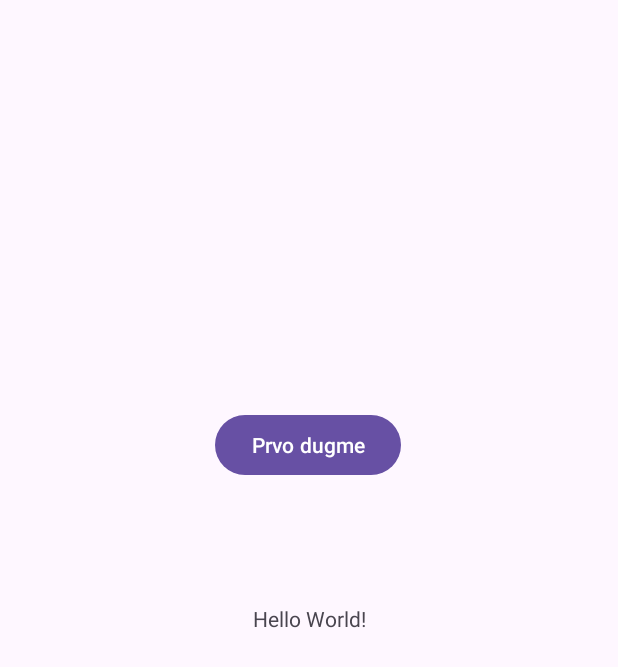
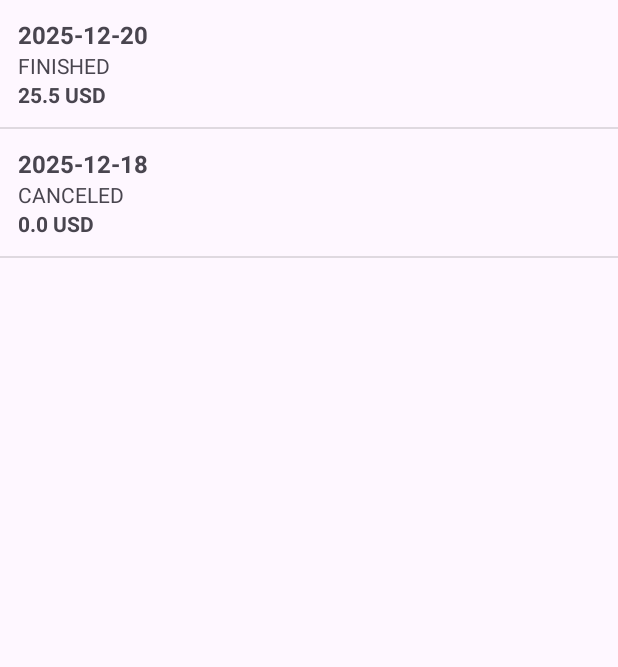
Before and after one commit to kzi-nastava/mrs-team2-TODO-Smisliti-ime, an Android app: the screen it shows after launch (MainActivity), on a phone screen of 412 x 824 dp. Shown: the top 667 px of the screen. Run offline under Robolectric (Android 15) with nearby library versions, the phone set to English and light mode, and no system bars.

Commit message:
Show some data in ListView

```diff
--- a/mobileApp/app/src/main/java/com/example/getgo/MainActivity.java
+++ b/mobileApp/app/src/main/java/com/example/getgo/MainActivity.java
@@ -8,6 +8,8 @@ import androidx.core.graphics.Insets;
 import androidx.core.view.ViewCompat;
 import androidx.core.view.WindowInsetsCompat;
 
+import com.example.getgo.fragments.RideHistoryFragment;
+
 public class MainActivity extends AppCompatActivity {
 
     @Override
@@ -15,10 +17,15 @@ public class MainActivity extends AppCompatActivity {
         super.onCreate(savedInstanceState);
         EdgeToEdge.enable(this);
         setContentView(R.layout.activity_main);
-        ViewCompat.setOnApplyWindowInsetsListener(findViewById(R.id.main), (v, insets) -> {
-            Insets systemBars = insets.getInsets(WindowInsetsCompat.Type.systemBars());
-            v.setPadding(systemBars.left, systemBars.top, systemBars.right, systemBars.bottom);
-            return insets;
-        });
+//        ViewCompat.setOnApplyWindowInsetsListener(findViewById(R.id.main), (v, insets) -> {
+//            Insets systemBars = insets.getInsets(WindowInsetsCompat.Type.systemBars());
+//            v.setPadding(systemBars.left, systemBars.top, systemBars.right, systemBars.bottom);
+//            return insets;
+//        });
+
+        getSupportFragmentManager().beginTransaction()
+                .replace(R.id.fragmentContainer, new RideHistoryFragment())
+                .commit();
+
     }
 }
--- /dev/null
+++ b/mobileApp/app/src/main/java/com/example/getgo/adapters/RideHistoryAdapter.java
@@ -0,0 +1,69 @@
+package com.example.getgo.adapters;
+
+import android.content.Context;
+import android.view.LayoutInflater;
+import android.view.View;
+import android.view.ViewGroup;
+import android.widget.ArrayAdapter;
+import android.widget.LinearLayout;
+import android.widget.TextView;
+
+
+import androidx.annotation.NonNull;
+import androidx.annotation.Nullable;
+
+import java.util.ArrayList;
+
+import com.example.getgo.R;
+import com.example.getgo.model.Ride;
+
+public class RideHistoryAdapter extends ArrayAdapter<Ride> {
+
+    private ArrayList<Ride> aRides;
+
+    public RideHistoryAdapter(Context context, ArrayList<Ride> rides) {
+        super(context, R.layout.ride_card, rides);
+        this.aRides = rides;
+    }
+
+    @Override
+    public int getCount() {
+        return aRides.size();
+    }
+
+    @Nullable
+    @Override
+    public Ride getItem(int position) {
+        return aRides.get(position);
+    }
+
+    @Override
+    public long getItemId(int position) {
+        return position;
+    }
+
+    @NonNull
+    @Override
+    public View getView(int position, @Nullable View convertView, @NonNull ViewGroup parent) {
+        Ride ride = getItem(position);
+        if (convertView == null) {
+            convertView = LayoutInflater.from(getContext()).inflate(R.layout.ride_card, parent, false);
+        }
+
+
+        TextView rideDate = convertView.findViewById(R.id.tvDate);
+        TextView ridePrice = convertView.findViewById(R.id.tvPrice);
+        TextView rideStatus = convertView.findViewById(R.id.tvStatus);
+
+
+        if (ride != null){
+            ridePrice.setText(ride.getPrice() + " USD");
+            rideDate.setText(ride.getStartDate());
+            rideStatus.setText(ride.getStatus());
+
+        }
+        return convertView;
+    }
+
+
+}
--- /dev/null
+++ b/mobileApp/app/src/main/java/com/example/getgo/fragments/RideHistoryFragment.java
@@ -0,0 +1,98 @@
+package com.example.getgo.fragments;
+
+import android.os.Bundle;
+
+import androidx.fragment.app.Fragment;
+
+import android.view.LayoutInflater;
+import android.view.View;
+import android.view.ViewGroup;
+import android.widget.ListView;
+
+import com.example.getgo.R;
+
+import java.util.ArrayList;
+import java.util.Arrays;
+import java.util.List;
+import com.example.getgo.adapters.RideHistoryAdapter;
+import com.example.getgo.model.Ride;
+
+
+
+public class RideHistoryFragment extends Fragment {
+
+    private ListView rideHistoryLV;
+    private RideHistoryAdapter adapter;
+    private ArrayList<Ride> historyList;
+
+    public RideHistoryFragment() {
+        // Required empty public constructor
+    }
+
+
+    // TODO: Rename and change types and number of parameters
+    public static RideHistoryFragment newInstance(String param1, String param2) {
+        RideHistoryFragment fragment = new RideHistoryFragment();
+//        Bundle args = new Bundle();
+//        args.putString(ARG_PARAM1, param1);
+//        args.putString(ARG_PARAM2, param2);
+//        fragment.setArguments(args);
+        return fragment;
+    }
+
+    @Override
+    public void onCreate(Bundle savedInstanceState) {
+        super.onCreate(savedInstanceState);
+//        if (getArguments() != null) {
+//            mParam1 = getArguments().getString(ARG_PARAM1);
+//            mParam2 = getArguments().getString(ARG_PARAM2);
+//        }
+    }
+
+    @Override
+    public View onCreateView(LayoutInflater inflater, ViewGroup container,
+                             Bundle savedInstanceState) {
+        // Inflate the layout for this fragment
+
+        View view = inflater.inflate(R.layout.fragment_ride_history, container, false);
+
+        rideHistoryLV = view.findViewById(R.id.rideHistoryListView);
+        historyList = new ArrayList<>();
+
+        historyList.add(new Ride(
+                1,
+                "2025-12-20",
+                "14:30",
+                "15:10",
+                "Belgrade",
+                "Novi Sad",
+                25.5,
+                101,
+                false,
+                null,
+                "FINISHED",
+                Arrays.asList("Marko", "Nikola")
+        ));
+
+        historyList.add(new Ride(
+                2,
+                "2025-12-18",
+                "09:00",
+                null,
+                "Novi Sad",
+                "Subotica",
+                0,
+                102,
+                false,
+                "PASSENGER",
+                "CANCELED",
+                Arrays.asList("Ana")
+        ));
+
+        adapter = new RideHistoryAdapter(requireContext(), historyList);
+        rideHistoryLV.setAdapter(adapter);
+        return view;
+
+//        return inflater.inflate(R.layout.fragment_ride_history, container, false);
+    }
+}
--- /dev/null
+++ b/mobileApp/app/src/main/java/com/example/getgo/model/Ride.java
@@ -0,0 +1,48 @@
+package com.example.getgo.model;
+
+import java.util.List;
+public class Ride {
+    private int id;
+    private String startDate;
+    private String startTime;
+    private String endTime; // it can be null
+    private String startLocation;
+    private String endLocation;
+    private double price;
+    private int rideId;
+    private boolean panicActivated;
+    private String canceledBy; // DRIVER | PASSENGER | ADMIN
+    private String status;     // CREATED | IN_PROGRESS | FINISHED | CANCELED
+    private List<String> passengers;
+
+    public Ride(int id, String startDate, String startTime, String endTime,
+                String startLocation, String endLocation, double price,
+                int rideId, boolean panicActivated, String canceledBy,
+                String status, List<String> passengers) {
+
+        this.id = id;
+        this.startDate = startDate;
+        this.startTime = startTime;
+        this.endTime = endTime;
+        this.startLocation = startLocation;
+        this.endLocation = endLocation;
+        this.price = price;
+        this.rideId = rideId;
+        this.panicActivated = panicActivated;
+        this.canceledBy = canceledBy;
+        this.status = status;
+        this.passengers = passengers;
+    }
+    public int getId() { return id; }
+    public String getStartDate() { return startDate; }
+    public String getStartTime() { return startTime; }
+    public String getEndTime() { return endTime; }
+    public String getStartLocation() { return startLocation; }
+    public String getEndLocation() { return endLocation; }
+    public double getPrice() { return price; }
+    public int getRideId() { return rideId; }
+    public boolean isPanicActivated() { return panicActivated; }
+    public String getCanceledBy() { return canceledBy; }
+    public String getStatus() { return status; }
+    public List<String> getPassengers() { return passengers; }
+}
--- a/mobileApp/app/src/main/res/layout/activity_main.xml
+++ b/mobileApp/app/src/main/res/layout/activity_main.xml
@@ -7,25 +7,34 @@
     android:layout_height="match_parent"
     tools:context=".MainActivity">
 
-    <TextView
-        android:layout_width="wrap_content"
-        android:layout_height="wrap_content"
-        android:text="Hello World!"
+    <FrameLayout
+        android:id="@+id/fragmentContainer"
+        android:layout_width="0dp"
+        android:layout_height="0dp"
+        app:layout_constraintTop_toTopOf="parent"
         app:layout_constraintBottom_toBottomOf="parent"
-        app:layout_constraintEnd_toEndOf="parent"
         app:layout_constraintStart_toStartOf="parent"
-        app:layout_constraintTop_toTopOf="parent" />
+        app:layout_constraintEnd_toEndOf="parent"/>
 
-    <Button
-        android:id="@+id/button2"
-        android:layout_width="wrap_content"
-        android:layout_height="wrap_content"
-        android:text="Prvo dugme"
-        app:layout_constraintBottom_toBottomOf="parent"
-        app:layout_constraintEnd_toEndOf="parent"
-        app:layout_constraintHorizontal_bias="0.498"
-        app:layout_constraintStart_toStartOf="parent"
-        app:layout_constraintTop_toTopOf="parent"
-        app:layout_constraintVertical_bias="0.351" />
+<!--    <TextView-->
+<!--        android:layout_width="wrap_content"-->
+<!--        android:layout_height="wrap_content"-->
+<!--        android:text="Hello World!"-->
+<!--        app:layout_constraintBottom_toBottomOf="parent"-->
+<!--        app:layout_constraintEnd_toEndOf="parent"-->
+<!--        app:layout_constraintStart_toStartOf="parent"-->
+<!--        app:layout_constraintTop_toTopOf="parent" />-->
+
+<!--    <Button-->
+<!--        android:id="@+id/button2"-->
+<!--        android:layout_width="wrap_content"-->
+<!--        android:layout_height="wrap_content"-->
+<!--        android:text="Prvo dugme"-->
+<!--        app:layout_constraintBottom_toBottomOf="parent"-->
+<!--        app:layout_constraintEnd_toEndOf="parent"-->
+<!--        app:layout_constraintHorizontal_bias="0.498"-->
+<!--        app:layout_constraintStart_toStartOf="parent"-->
+<!--        app:layout_constraintTop_toTopOf="parent"-->
+<!--        app:layout_constraintVertical_bias="0.351" />-->
 
 </androidx.constraintlayout.widget.ConstraintLayout>
--- /dev/null
+++ b/mobileApp/app/src/main/res/layout/fragment_ride_history.xml
@@ -0,0 +1,28 @@
+<?xml version="1.0" encoding="utf-8"?>
+<!--<FrameLayout xmlns:android="http://schemas.android.com/apk/res/android"-->
+<!--    xmlns:tools="http://schemas.android.com/tools"-->
+<!--    android:layout_width="match_parent"-->
+<!--    android:layout_height="match_parent"-->
+<!--    tools:context=".fragments.RideHistoryFragment">-->
+
+<!--    &lt;!&ndash; TODO: Update blank fragment layout &ndash;&gt;-->
+<!--    <TextView-->
+<!--        android:layout_width="match_parent"-->
+<!--        android:layout_height="match_parent"-->
+<!--        android:text="@string/hello_blank_fragment" />-->
+
+<!--</FrameLayout>-->
+
+<LinearLayout xmlns:android="http://schemas.android.com/apk/res/android" xmlns:tools="http://schemas.android.com/tools"
+    android:layout_width="match_parent"
+    android:layout_height="match_parent"
+    tools:context=".fragments.RideHistoryFragment"
+    android:orientation="vertical">
+
+    <ListView
+        android:id="@+id/rideHistoryListView"
+        android:layout_width="match_parent"
+        android:layout_height="match_parent"
+        tools:listitem="@layout/ride_card" />
+
+        </LinearLayout>
--- /dev/null
+++ b/mobileApp/app/src/main/res/layout/ride_card.xml
@@ -0,0 +1,38 @@
+<?xml version="1.0" encoding="utf-8"?>
+<!--<androidx.constraintlayout.widget.ConstraintLayout xmlns:android="http://schemas.android.com/apk/res/android"-->
+<!--    android:layout_width="match_parent"-->
+<!--    android:layout_height="match_parent">-->
+
+<!--</androidx.constraintlayout.widget.ConstraintLayout>-->
+
+<LinearLayout xmlns:android="http://schemas.android.com/apk/res/android"
+    android:layout_width="match_parent"
+    android:layout_height="wrap_content"
+    android:orientation="vertical"
+    android:padding="12dp"
+    android:background="?attr/selectableItemBackground">
+
+    <TextView
+        android:id="@+id/tvDate"
+        android:textStyle="bold"
+        android:textSize="16sp"
+        android:layout_width="wrap_content"
+        android:layout_height="wrap_content" />
+
+<!--    <TextView-->
+<!--        android:id="@+id/tvRoute"-->
+<!--        android:layout_width="wrap_content"-->
+<!--        android:layout_height="wrap_content" />-->
+
+    <TextView
+        android:id="@+id/tvStatus"
+        android:layout_width="wrap_content"
+        android:layout_height="wrap_content" />
+
+    <TextView
+        android:id="@+id/tvPrice"
+        android:textStyle="bold"
+        android:layout_width="wrap_content"
+        android:layout_height="wrap_content" />
+
+</LinearLayout>
--- a/mobileApp/app/src/main/res/values/strings.xml
+++ b/mobileApp/app/src/main/res/values/strings.xml
@@ -1,3 +1,5 @@
 <resources>
     <string name="app_name">GetGo</string>
+    <!-- TODO: Remove or change this placeholder text -->
+    <string name="hello_blank_fragment">Hello blank fragment</string>
 </resources>
```
